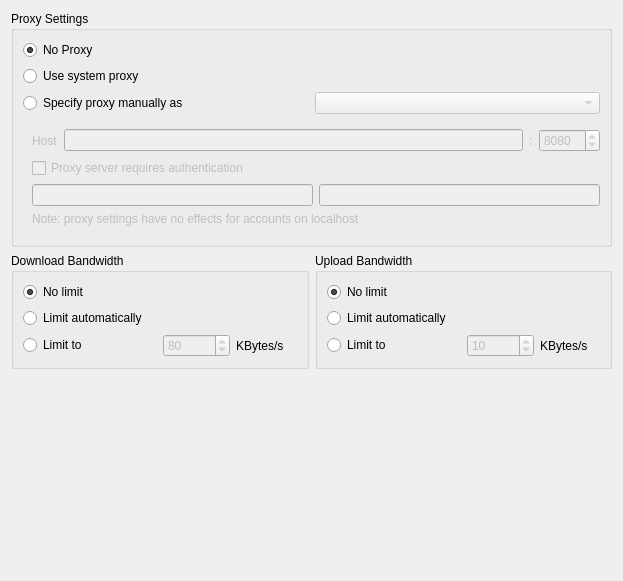
This is src/gui/networksettings.ui in nextcloud/desktop as Qt 5 draws it before an edit. The edited form follows.
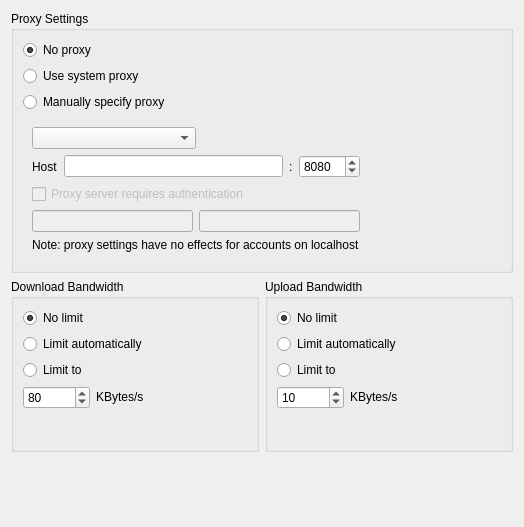
This is the edited form.

Commit message: Improve Settings dialog design.

What changed in the file:
```diff
--- a/src/gui/networksettings.ui
+++ b/src/gui/networksettings.ui
@@ -6,34 +6,46 @@
    <rect>
     <x>0</x>
     <y>0</y>
-    <width>623</width>
-    <height>581</height>
+    <width>524</width>
+    <height>527</height>
    </rect>
   </property>
   <property name="windowTitle">
    <string notr="true">Form</string>
   </property>
   <layout class="QGridLayout" name="gridLayout_3">
+   <item row="2" column="0">
+    <spacer name="verticalSpacer">
+     <property name="orientation">
+      <enum>Qt::Vertical</enum>
+     </property>
+     <property name="sizeHint" stdset="0">
+      <size>
+       <width>20</width>
+       <height>40</height>
+      </size>
+     </property>
+    </spacer>
+   </item>
    <item row="0" column="0">
     <widget class="QGroupBox" name="proxyGroupBox">
      <property name="enabled">
       <bool>true</bool>
      </property>
+     <property name="sizePolicy">
+      <sizepolicy hsizetype="Preferred" vsizetype="Preferred">
+       <horstretch>0</horstretch>
+       <verstretch>0</verstretch>
+      </sizepolicy>
+     </property>
      <property name="title">
       <string>Proxy Settings</string>
      </property>
      <layout class="QGridLayout" name="gridLayout">
-      <item row="2" column="1">
-       <widget class="QComboBox" name="typeComboBox">
-        <property name="enabled">
-         <bool>false</bool>
-        </property>
-       </widget>
-      </item>
       <item row="0" column="0">
        <widget class="QRadioButton" name="noProxyRadioButton">
         <property name="text">
-         <string>No Proxy</string>
+         <string>No proxy</string>
         </property>
         <property name="checked">
          <bool>true</bool>
@@ -53,25 +65,76 @@
         </attribute>
        </widget>
       </item>
+      <item row="2" column="2">
+       <spacer name="horizontalSpacer_2">
+        <property name="orientation">
+         <enum>Qt::Horizontal</enum>
+        </property>
+        <property name="sizeHint" stdset="0">
+         <size>
+          <width>40</width>
+          <height>20</height>
+         </size>
+        </property>
+       </spacer>
+      </item>
       <item row="2" column="0">
        <widget class="QRadioButton" name="manualProxyRadioButton">
         <property name="text">
-         <string>Specify proxy manually as</string>
+         <string>Manually specify proxy</string>
         </property>
         <attribute name="buttonGroup">
          <string notr="true">proxyButtonGroup</string>
         </attribute>
        </widget>
       </item>
-      <item row="3" column="0" colspan="2">
+      <item row="3" column="0" colspan="3">
+       <layout class="QHBoxLayout" name="horizontalLayout_7">
+        <item>
        <widget class="QWidget" name="manualSettings" native="true">
         <property name="enabled">
-         <bool>false</bool>
+           <bool>true</bool>
+          </property>
+          <property name="sizePolicy">
+           <sizepolicy hsizetype="Expanding" vsizetype="Fixed">
+            <horstretch>0</horstretch>
+            <verstretch>0</verstretch>
+           </sizepolicy>
         </property>
         <layout class="QVBoxLayout" name="verticalLayout">
          <property name="rightMargin">
           <number>0</number>
          </property>
+           <item>
+            <layout class="QHBoxLayout" name="horizontalLayout_8">
+             <item>
+              <widget class="QComboBox" name="typeComboBox">
+               <property name="enabled">
+                <bool>true</bool>
+               </property>
+               <property name="sizePolicy">
+                <sizepolicy hsizetype="MinimumExpanding" vsizetype="Fixed">
+                 <horstretch>0</horstretch>
+                 <verstretch>0</verstretch>
+                </sizepolicy>
+               </property>
+              </widget>
+             </item>
+             <item>
+              <spacer name="horizontalSpacer_3">
+               <property name="orientation">
+                <enum>Qt::Horizontal</enum>
+               </property>
+               <property name="sizeHint" stdset="0">
+                <size>
+                 <width>40</width>
+                 <height>20</height>
+                </size>
+               </property>
+              </spacer>
+             </item>
+            </layout>
+           </item>
          <item>
           <layout class="QHBoxLayout" name="horizontalLayout">
            <item>
@@ -84,8 +147,8 @@
            <item>
             <widget class="QLineEdit" name="hostLineEdit">
              <property name="sizePolicy">
-              <sizepolicy hsizetype="MinimumExpanding" vsizetype="Fixed">
-               <horstretch>0</horstretch>
+                <sizepolicy hsizetype="Preferred" vsizetype="Fixed">
+                 <horstretch>1</horstretch>
                <verstretch>0</verstretch>
               </sizepolicy>
              </property>
@@ -135,7 +198,7 @@
          <item>
           <widget class="QWidget" name="authWidgets" native="true">
            <property name="enabled">
-            <bool>false</bool>
+              <bool>true</bool>
            </property>
            <layout class="QHBoxLayout" name="horizontalLayout_2">
             <property name="leftMargin">
@@ -152,6 +215,15 @@
             </property>
             <item>
              <widget class="QLineEdit" name="userLineEdit">
+                <property name="enabled">
+                 <bool>false</bool>
+                </property>
+                <property name="sizePolicy">
+                 <sizepolicy hsizetype="Expanding" vsizetype="Preferred">
+                  <horstretch>1</horstretch>
+                  <verstretch>0</verstretch>
+                 </sizepolicy>
+                </property>
               <property name="text">
                <string/>
               </property>
@@ -159,6 +231,15 @@
             </item>
             <item>
              <widget class="QLineEdit" name="passwordLineEdit">
+                <property name="enabled">
+                 <bool>false</bool>
+                </property>
+                <property name="sizePolicy">
+                 <sizepolicy hsizetype="Preferred" vsizetype="Fixed">
+                  <horstretch>1</horstretch>
+                  <verstretch>0</verstretch>
+                 </sizepolicy>
+                </property>
               <property name="text">
                <string/>
               </property>
@@ -180,15 +261,36 @@
         </layout>
        </widget>
       </item>
+        <item>
+         <spacer name="horizontalSpacer">
+          <property name="orientation">
+           <enum>Qt::Horizontal</enum>
+          </property>
+          <property name="sizeHint" stdset="0">
+           <size>
+            <width>40</width>
+            <height>20</height>
+           </size>
+          </property>
+         </spacer>
+        </item>
+       </layout>
+      </item>
      </layout>
     </widget>
    </item>
    <item row="1" column="0">
-    <layout class="QHBoxLayout" name="horizontalLayout_5">
+    <layout class="QHBoxLayout" name="horizontalLayout_5" stretch="0,0">
+     <property name="topMargin">
+      <number>0</number>
+     </property>
+     <property name="bottomMargin">
+      <number>0</number>
+     </property>
      <item>
       <widget class="QGroupBox" name="downloadBox">
        <property name="sizePolicy">
-        <sizepolicy hsizetype="Preferred" vsizetype="Maximum">
+        <sizepolicy hsizetype="Preferred" vsizetype="Expanding">
          <horstretch>0</horstretch>
          <verstretch>0</verstretch>
         </sizepolicy>
@@ -196,14 +298,19 @@
        <property name="title">
         <string>Download Bandwidth</string>
        </property>
+       <property name="alignment">
+        <set>Qt::AlignLeading|Qt::AlignLeft|Qt::AlignTop</set>
+       </property>
        <layout class="QGridLayout" name="gridLayout_2">
-        <item row="3" column="0">
-         <widget class="QRadioButton" name="downloadLimitRadioButton">
-          <property name="text">
-           <string>Limit to</string>
-          </property>
-         </widget>
-        </item>
+        <property name="topMargin">
+         <number>9</number>
+        </property>
+        <property name="bottomMargin">
+         <number>0</number>
+        </property>
+        <property name="verticalSpacing">
+         <number>6</number>
+        </property>
         <item row="0" column="0" colspan="2">
          <widget class="QRadioButton" name="noDownloadLimitRadioButton">
           <property name="text">
@@ -214,25 +321,29 @@
           </property>
          </widget>
         </item>
-        <item row="4" column="0" colspan="2">
-         <spacer name="verticalSpacer_2">
-          <property name="orientation">
-           <enum>Qt::Vertical</enum>
+        <item row="1" column="0" colspan="2">
+         <widget class="QRadioButton" name="autoDownloadLimitRadioButton">
+          <property name="toolTip">
+           <string>Limit to 3/4 of estimated bandwidth</string>
           </property>
-          <property name="sizeHint" stdset="0">
-           <size>
-            <width>147</width>
-            <height>25</height>
-           </size>
+          <property name="text">
+           <string>Limit automatically</string>
           </property>
-         </spacer>
+         </widget>
         </item>
-        <item row="3" column="1">
+        <item row="3" column="0">
+         <widget class="QRadioButton" name="downloadLimitRadioButton">
+          <property name="text">
+           <string>Limit to</string>
+          </property>
+         </widget>
+        </item>
+        <item row="4" column="0">
          <layout class="QHBoxLayout" name="horizontalLayout_3">
           <item>
            <widget class="QSpinBox" name="downloadSpinBox">
             <property name="enabled">
-             <bool>false</bool>
+             <bool>true</bool>
             </property>
             <property name="maximum">
              <number>999999</number>
@@ -243,7 +354,13 @@
            </widget>
           </item>
           <item>
-           <widget class="QLabel" name="label_3">
+           <widget class="QLabel" name="downloadSpinBoxLabel">
+            <property name="sizePolicy">
+             <sizepolicy hsizetype="Preferred" vsizetype="Fixed">
+              <horstretch>0</horstretch>
+              <verstretch>0</verstretch>
+             </sizepolicy>
+            </property>
             <property name="text">
              <string>KBytes/s</string>
             </property>
@@ -251,15 +368,18 @@
           </item>
          </layout>
         </item>
-        <item row="1" column="0" colspan="2">
-         <widget class="QRadioButton" name="autoDownloadLimitRadioButton">
-          <property name="toolTip">
-           <string>Limit to 3/4 of estimated bandwidth</string>
+        <item row="5" column="0">
+         <spacer name="verticalSpacer_2">
+          <property name="orientation">
+           <enum>Qt::Vertical</enum>
           </property>
-          <property name="text">
-           <string>Limit automatically</string>
+          <property name="sizeHint" stdset="0">
+           <size>
+            <width>20</width>
+            <height>40</height>
+           </size>
           </property>
-         </widget>
+         </spacer>
         </item>
        </layout>
       </widget>
@@ -267,7 +387,7 @@
      <item>
       <widget class="QGroupBox" name="uploadBox">
        <property name="sizePolicy">
-        <sizepolicy hsizetype="Preferred" vsizetype="Maximum">
+        <sizepolicy hsizetype="Preferred" vsizetype="Expanding">
          <horstretch>0</horstretch>
          <verstretch>0</verstretch>
         </sizepolicy>
@@ -275,40 +395,28 @@
        <property name="title">
         <string>Upload Bandwidth</string>
        </property>
+       <property name="alignment">
+        <set>Qt::AlignLeading|Qt::AlignLeft|Qt::AlignTop</set>
+       </property>
+       <property name="flat">
+        <bool>false</bool>
+       </property>
        <layout class="QGridLayout" name="gridLayout_4">
-        <item row="2" column="0">
-         <widget class="QRadioButton" name="uploadLimitRadioButton">
-          <property name="text">
-           <string>Limit to</string>
-          </property>
-         </widget>
-        </item>
-        <item row="1" column="0" colspan="2">
-         <widget class="QRadioButton" name="autoUploadLimitRadioButton">
-          <property name="toolTip">
-           <string>Limit to 3/4 of estimated bandwidth</string>
-          </property>
-          <property name="text">
-           <string>Limit automatically</string>
-          </property>
-         </widget>
-        </item>
-        <item row="0" column="0" colspan="2">
-         <widget class="QRadioButton" name="noUploadLimitRadioButton">
-          <property name="text">
-           <string>No limit</string>
-          </property>
-          <property name="checked">
-           <bool>true</bool>
-          </property>
-         </widget>
-        </item>
-        <item row="2" column="1">
-         <layout class="QHBoxLayout" name="horizontalLayout_4">
+        <property name="topMargin">
+         <number>9</number>
+        </property>
+        <property name="bottomMargin">
+         <number>0</number>
+        </property>
+        <property name="verticalSpacing">
+         <number>6</number>
+        </property>
+        <item row="3" column="0">
+         <layout class="QHBoxLayout" name="horizontalLayout_4" stretch="0,0">
           <item>
            <widget class="QSpinBox" name="uploadSpinBox">
             <property name="enabled">
-             <bool>false</bool>
+             <bool>true</bool>
             </property>
             <property name="minimum">
              <number>1</number>
@@ -322,7 +430,13 @@
            </widget>
           </item>
           <item>
-           <widget class="QLabel" name="label_4">
+           <widget class="QLabel" name="uploadSpinBoxLabel">
+            <property name="sizePolicy">
+             <sizepolicy hsizetype="Preferred" vsizetype="Fixed">
+              <horstretch>0</horstretch>
+              <verstretch>0</verstretch>
+             </sizepolicy>
+            </property>
             <property name="text">
              <string>KBytes/s</string>
             </property>
@@ -330,6 +444,46 @@
           </item>
          </layout>
         </item>
+        <item row="1" column="0" colspan="2">
+         <widget class="QRadioButton" name="autoUploadLimitRadioButton">
+          <property name="toolTip">
+           <string>Limit to 3/4 of estimated bandwidth</string>
+          </property>
+          <property name="text">
+           <string>Limit automatically</string>
+          </property>
+         </widget>
+        </item>
+        <item row="2" column="0">
+         <widget class="QRadioButton" name="uploadLimitRadioButton">
+          <property name="text">
+           <string>Limit to</string>
+          </property>
+         </widget>
+        </item>
+        <item row="0" column="0" colspan="2">
+         <widget class="QRadioButton" name="noUploadLimitRadioButton">
+          <property name="text">
+           <string>No limit</string>
+          </property>
+          <property name="checked">
+           <bool>true</bool>
+          </property>
+         </widget>
+        </item>
+        <item row="4" column="0">
+         <spacer name="verticalSpacer_3">
+          <property name="orientation">
+           <enum>Qt::Vertical</enum>
+          </property>
+          <property name="sizeHint" stdset="0">
+           <size>
+            <width>20</width>
+            <height>40</height>
+           </size>
+          </property>
+         </spacer>
+        </item>
        </layout>
        <zorder>autoUploadLimitRadioButton</zorder>
        <zorder>uploadLimitRadioButton</zorder>
@@ -338,19 +492,6 @@
      </item>
     </layout>
    </item>
-   <item row="2" column="0">
-    <spacer name="verticalSpacer">
-     <property name="orientation">
-      <enum>Qt::Vertical</enum>
-     </property>
-     <property name="sizeHint" stdset="0">
-      <size>
-       <width>20</width>
-       <height>0</height>
-      </size>
-     </property>
-    </spacer>
-   </item>
   </layout>
  </widget>
  <resources/>
```
Left out of the diff: 53 changed lines with no effect on the pictures. Lines whose indentation alone changed are shown as unchanged. The commit also changes 5 other files.
